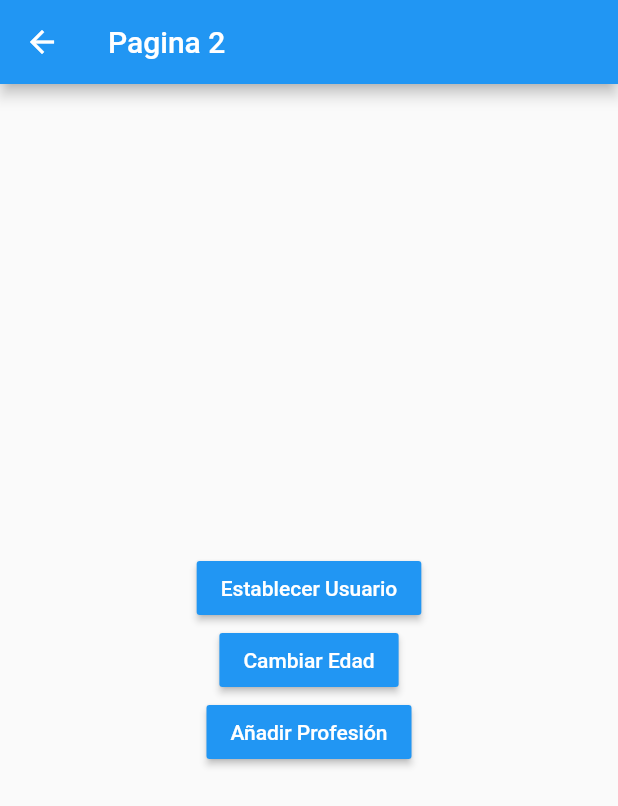
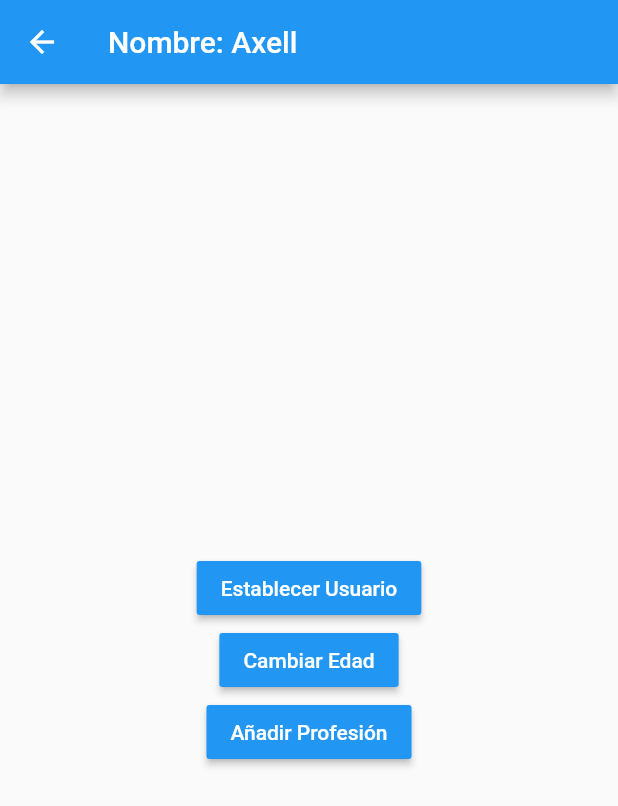
Before and after one commit to FKSAxell/Estados-en-Flutter, a Flutter app: the Pagina2Page screen opened by its route, after a tap on "Establecer Usuario", on a phone screen of 412 x 824 dp. Shown: the top 806 px of the screen. Run offline on Flutter 3.47's test engine with Material 2 defaults, Android fonts, the phone set to English and light mode, and no system bars.

Commit message:
Fin Singleton

```diff
--- a/lib/models/usuario.dart
+++ b/lib/models/usuario.dart
@@ -1,6 +1,12 @@
+import 'package:meta/meta.dart';
+
 class Usuario {
   String nombre;
   int edad;
   List<String> profesiones;
-  Usuario({this.nombre, this.edad, this.profesiones});
+  Usuario({
+    @required this.nombre,
+    this.edad,
+    this.profesiones,
+  }) : assert(nombre != null);
 }
--- a/lib/pages/pagina1_page.dart
+++ b/lib/pages/pagina1_page.dart
@@ -1,3 +1,5 @@
+import 'package:estados/models/usuario.dart';
+import 'package:estados/services/usuario_service.dart';
 import 'package:flutter/material.dart';
 
 class Pagina1Page extends StatelessWidget {
@@ -7,7 +9,17 @@ class Pagina1Page extends StatelessWidget {
       appBar: AppBar(
         title: Text('Pagina 1'),
       ),
-      body: InformacionUsuario(),
+      body: StreamBuilder(
+        stream: usuarioService.usuarioStream,
+        initialData: usuarioService.usuario,
+        builder: (BuildContext context, AsyncSnapshot<Usuario> snapshot) {
+          return snapshot.hasData
+              ? InformacionUsuario(snapshot.data)
+              : Center(
+                  child: Text('No hay información del Usuario'),
+                );
+        },
+      ),
       floatingActionButton: FloatingActionButton(
         child: Icon(Icons.accessibility_new),
         onPressed: () => Navigator.pushNamed(context, 'pagina2'),
@@ -17,6 +29,9 @@ class Pagina1Page extends StatelessWidget {
 }
 
 class InformacionUsuario extends StatelessWidget {
+  final Usuario usuario;
+
+  const InformacionUsuario(this.usuario);
   @override
   Widget build(BuildContext context) {
     return Container(
@@ -35,10 +50,10 @@ class InformacionUsuario extends StatelessWidget {
           ),
           Divider(),
           ListTile(
-            title: Text('Nombre:'),
+            title: Text('Nombre: ${usuario.nombre}'),
           ),
           ListTile(
-            title: Text('Edad:'),
+            title: Text('Edad:  ${usuario.edad}'),
           ),
           Text(
             'Profesiones',
--- a/lib/pages/pagina2_page.dart
+++ b/lib/pages/pagina2_page.dart
@@ -1,3 +1,5 @@
+import 'package:estados/models/usuario.dart';
+import 'package:estados/services/usuario_service.dart';
 import 'package:flutter/material.dart';
 
 class Pagina2Page extends StatelessWidget {
@@ -5,7 +7,17 @@ class Pagina2Page extends StatelessWidget {
   Widget build(BuildContext context) {
     return Scaffold(
       appBar: AppBar(
-        title: Text('Pagina 2'),
+        title: StreamBuilder(
+          stream: usuarioService.usuarioStream,
+          initialData: usuarioService.usuario,
+          builder: (BuildContext context, AsyncSnapshot<Usuario> snapshot) {
+            return Container(
+              child: snapshot.hasData
+                  ? Text('Nombre: ${snapshot.data.nombre}')
+                  : Text('Pagina 2'),
+            );
+          },
+        ),
       ),
       body: Center(
         child: Column(
@@ -17,7 +29,10 @@ class Pagina2Page extends StatelessWidget {
                 style: TextStyle(color: Colors.white),
               ),
               color: Colors.blue,
-              onPressed: () {},
+              onPressed: () {
+                final nuevoUsuario = new Usuario(nombre: 'Axell', edad: 24);
+                usuarioService.cargarUsuario(nuevoUsuario);
+              },
             ),
             MaterialButton(
               child: Text(
@@ -25,7 +40,9 @@ class Pagina2Page extends StatelessWidget {
                 style: TextStyle(color: Colors.white),
               ),
               color: Colors.blue,
-              onPressed: () {},
+              onPressed: () {
+                usuarioService.cambiarEdad(30);
+              },
             ),
             MaterialButton(
               child: Text(
--- /dev/null
+++ b/lib/services/usuario_service.dart
@@ -0,0 +1,30 @@
+import 'dart:async';
+
+import 'package:estados/models/usuario.dart';
+
+class _UsuarioService {
+  Usuario _usuario;
+  StreamController<Usuario> _usuarioStreamController =
+      new StreamController<Usuario>.broadcast();
+
+  Stream<Usuario> get usuarioStream => this._usuarioStreamController.stream;
+
+  Usuario get usuario => this._usuario;
+  bool get existeUsuario => (this._usuario != null) ? true : false;
+
+  void cargarUsuario(Usuario user) {
+    this._usuario = user;
+    this._usuarioStreamController.add(user);
+  }
+
+  void cambiarEdad(int edad) {
+    this._usuario.edad = edad;
+    this._usuarioStreamController.add(this._usuario);
+  }
+
+  dispose() {
+    this._usuarioStreamController?.close();
+  }
+}
+
+final usuarioService = _UsuarioService();
```
